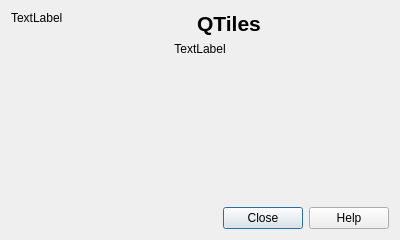
Above: aboutdialogbase.ui from nextgis/qgis_qtiles before the change. Below: the same form after it.
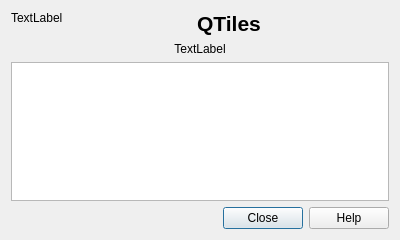
That is the form after the change.

Commit message: minor UI fixes: more verbose progress indication, standard text area in the About dialog

The edit to the form file:
```diff
--- a/aboutdialogbase.ui
+++ b/aboutdialogbase.ui
@@ -60,52 +60,6 @@
    </item>
    <item row="2" column="0" colspan="2">
     <widget class="QTextBrowser" name="textBrowser">
-     <property name="palette">
-      <palette>
-       <active>
-        <colorrole role="Base">
-         <brush brushstyle="SolidPattern">
-          <color alpha="0">
-           <red>0</red>
-           <green>0</green>
-           <blue>0</blue>
-          </color>
-         </brush>
-        </colorrole>
-       </active>
-       <inactive>
-        <colorrole role="Base">
-         <brush brushstyle="SolidPattern">
-          <color alpha="0">
-           <red>0</red>
-           <green>0</green>
-           <blue>0</blue>
-          </color>
-         </brush>
-        </colorrole>
-       </inactive>
-       <disabled>
-        <colorrole role="Base">
-         <brush brushstyle="SolidPattern">
-          <color alpha="255">
-           <red>255</red>
-           <green>255</green>
-           <blue>255</blue>
-          </color>
-         </brush>
-        </colorrole>
-       </disabled>
-      </palette>
-     </property>
-     <property name="autoFillBackground">
-      <bool>true</bool>
-     </property>
-     <property name="frameShape">
-      <enum>QFrame::NoFrame</enum>
-     </property>
-     <property name="frameShadow">
-      <enum>QFrame::Plain</enum>
-     </property>
      <property name="readOnly">
       <bool>true</bool>
      </property>
```
The commit also changes 2 other files.
